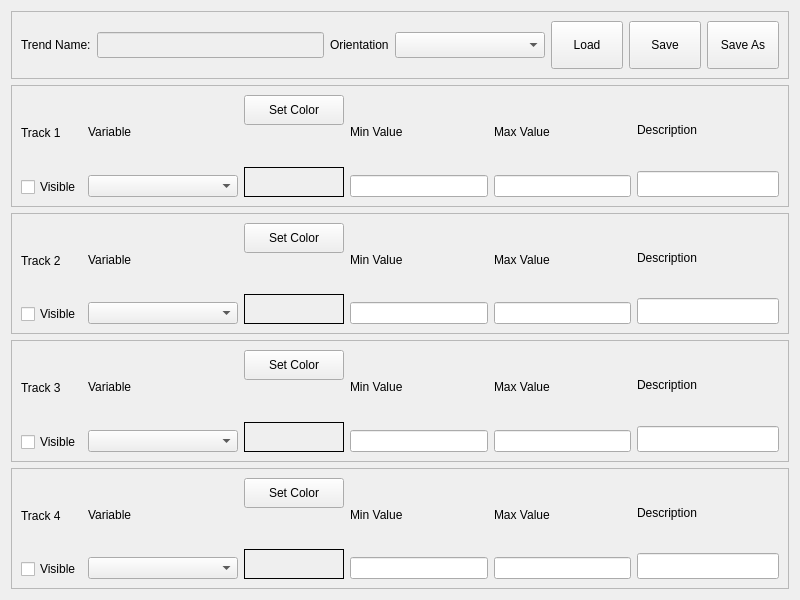
Qt form cte/trendeditor.ui (MECTsrl/mect_plugins) before a commit.
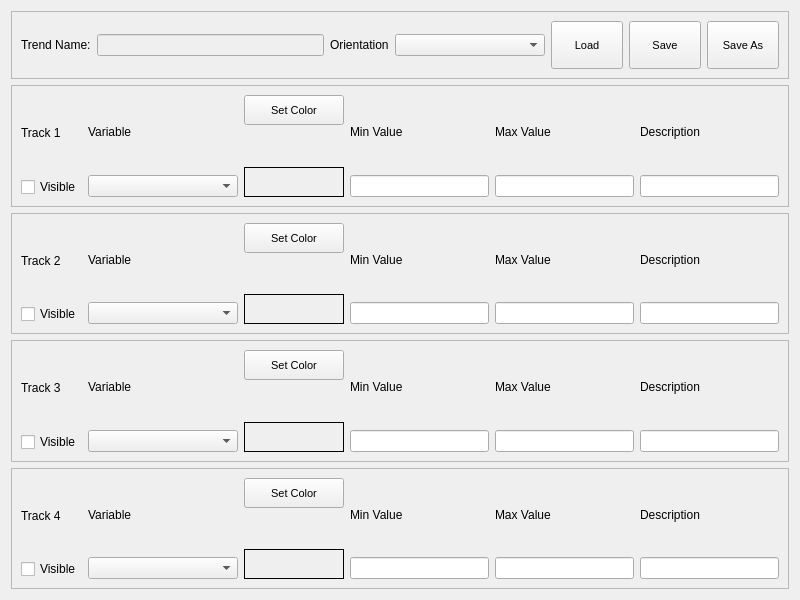
The same form after that commit.

Patch:
```diff
--- a/cte/trendeditor.ui
+++ b/cte/trendeditor.ui
@@ -79,7 +79,8 @@
         </property>
         <property name="font">
          <font>
-          <pointsize>11</pointsize>
+          <family>MS Shell Dlg 2</family>
+          <pointsize>9</pointsize>
           <weight>50</weight>
           <bold>false</bold>
          </font>
@@ -121,7 +122,8 @@
         </property>
         <property name="font">
          <font>
-          <pointsize>11</pointsize>
+          <family>MS Shell Dlg 2</family>
+          <pointsize>9</pointsize>
           <weight>50</weight>
           <bold>false</bold>
          </font>
@@ -148,6 +150,7 @@
         <property name="font">
          <font>
           <family>MS Shell Dlg 2</family>
+          <pointsize>8</pointsize>
           <weight>50</weight>
           <bold>false</bold>
          </font>
@@ -186,6 +189,7 @@
         <property name="font">
          <font>
           <family>MS Shell Dlg 2</family>
+          <pointsize>8</pointsize>
           <weight>50</weight>
           <bold>false</bold>
          </font>
@@ -224,6 +228,7 @@
         <property name="font">
          <font>
           <family>MS Shell Dlg 2</family>
+          <pointsize>8</pointsize>
           <weight>50</weight>
           <bold>false</bold>
          </font>
@@ -348,6 +353,12 @@
             <height>30</height>
            </size>
           </property>
+          <property name="font">
+           <font>
+            <family>MS Shell Dlg 2</family>
+            <pointsize>8</pointsize>
+           </font>
+          </property>
           <property name="text">
            <string>Set Color</string>
           </property>
@@ -411,6 +422,8 @@
          <widget class="QLabel" name="lblMin_1">
           <property name="font">
            <font>
+            <family>MS Shell Dlg 2</family>
+            <pointsize>9</pointsize>
             <weight>50</weight>
             <bold>false</bold>
            </font>
@@ -439,6 +452,8 @@
           </property>
           <property name="font">
            <font>
+            <family>MS Shell Dlg 2</family>
+            <pointsize>9</pointsize>
             <weight>50</weight>
             <bold>false</bold>
            </font>
@@ -456,6 +471,8 @@
          <widget class="QLabel" name="lblMax_1">
           <property name="font">
            <font>
+            <family>MS Shell Dlg 2</family>
+            <pointsize>9</pointsize>
             <weight>50</weight>
             <bold>false</bold>
            </font>
@@ -484,6 +501,8 @@
           </property>
           <property name="font">
            <font>
+            <family>MS Shell Dlg 2</family>
+            <pointsize>9</pointsize>
             <weight>50</weight>
             <bold>false</bold>
            </font>
@@ -501,6 +520,8 @@
          <widget class="QLabel" name="lblDescr_1">
           <property name="font">
            <font>
+            <family>MS Shell Dlg 2</family>
+            <pointsize>9</pointsize>
             <weight>50</weight>
             <bold>false</bold>
            </font>
@@ -523,7 +544,8 @@
           </property>
           <property name="font">
            <font>
-            <pointsize>11</pointsize>
+            <family>MS Shell Dlg 2</family>
+            <pointsize>9</pointsize>
             <weight>50</weight>
             <bold>false</bold>
            </font>
@@ -641,6 +663,12 @@
             <height>30</height>
            </size>
           </property>
+          <property name="font">
+           <font>
+            <family>MS Shell Dlg 2</family>
+            <pointsize>8</pointsize>
+           </font>
+          </property>
           <property name="text">
            <string>Set Color</string>
           </property>
@@ -704,6 +732,8 @@
          <widget class="QLabel" name="lblMin_2">
           <property name="font">
            <font>
+            <family>MS Shell Dlg 2</family>
+            <pointsize>9</pointsize>
             <weight>50</weight>
             <bold>false</bold>
            </font>
@@ -732,6 +762,8 @@
           </property>
           <property name="font">
            <font>
+            <family>MS Shell Dlg 2</family>
+            <pointsize>9</pointsize>
             <weight>50</weight>
             <bold>false</bold>
            </font>
@@ -749,6 +781,8 @@
          <widget class="QLabel" name="lblMax_2">
           <property name="font">
            <font>
+            <family>MS Shell Dlg 2</family>
+            <pointsize>9</pointsize>
             <weight>50</weight>
             <bold>false</bold>
            </font>
@@ -777,6 +811,8 @@
           </property>
           <property name="font">
            <font>
+            <family>MS Shell Dlg 2</family>
+            <pointsize>9</pointsize>
             <weight>50</weight>
             <bold>false</bold>
            </font>
@@ -794,6 +830,8 @@
          <widget class="QLabel" name="lblDescr_2">
           <property name="font">
            <font>
+            <family>MS Shell Dlg 2</family>
+            <pointsize>9</pointsize>
             <weight>50</weight>
             <bold>false</bold>
            </font>
@@ -816,7 +854,8 @@
           </property>
           <property name="font">
            <font>
-            <pointsize>11</pointsize>
+            <family>MS Shell Dlg 2</family>
+            <pointsize>9</pointsize>
             <weight>50</weight>
             <bold>false</bold>
            </font>
@@ -934,6 +973,12 @@
             <height>30</height>
            </size>
           </property>
+          <property name="font">
+           <font>
+            <family>MS Shell Dlg 2</family>
+            <pointsize>8</pointsize>
+           </font>
+          </property>
           <property name="text">
            <string>Set Color</string>
           </property>
@@ -997,6 +1042,8 @@
          <widget class="QLabel" name="lblMin_3">
           <property name="font">
            <font>
+            <family>MS Shell Dlg 2</family>
+            <pointsize>9</pointsize>
             <weight>50</weight>
             <bold>false</bold>
            </font>
@@ -1025,6 +1072,8 @@
           </property>
           <property name="font">
            <font>
+            <family>MS Shell Dlg 2</family>
+            <pointsize>9</pointsize>
             <weight>50</weight>
             <bold>false</bold>
            </font>
@@ -1042,6 +1091,8 @@
          <widget class="QLabel" name="lblMax_3">
           <property name="font">
            <font>
+            <family>MS Shell Dlg 2</family>
+            <pointsize>9</pointsize>
             <weight>50</weight>
             <bold>false</bold>
            </font>
@@ -1070,6 +1121,8 @@
           </property>
           <property name="font">
            <font>
+            <family>MS Shell Dlg 2</family>
+            <pointsize>9</pointsize>
             <weight>50</weight>
             <bold>false</bold>
            </font>
@@ -1087,6 +1140,8 @@
          <widget class="QLabel" name="lblDescr_3">
           <property name="font">
            <font>
+            <family>MS Shell Dlg 2</family>
+            <pointsize>9</pointsize>
             <weight>50</weight>
             <bold>false</bold>
            </font>
@@ -1109,7 +1164,8 @@
           </property>
           <property name="font">
            <font>
-            <pointsize>11</pointsize>
+            <family>MS Shell Dlg 2</family>
+            <pointsize>9</pointsize>
             <weight>50</weight>
             <bold>false</bold>
            </font>
@@ -1227,6 +1283,12 @@
             <height>30</height>
            </size>
           </property>
+          <property name="font">
+           <font>
+            <family>MS Shell Dlg 2</family>
+            <pointsize>8</pointsize>
+           </font>
+          </property>
           <property name="text">
            <string>Set Color</string>
           </property>
@@ -1290,6 +1352,8 @@
          <widget class="QLabel" name="lblMin_4">
           <property name="font">
            <font>
+            <family>MS Shell Dlg 2</family>
+            <pointsize>9</pointsize>
             <weight>50</weight>
             <bold>false</bold>
            </font>
@@ -1318,6 +1382,8 @@
           </property>
           <property name="font">
            <font>
+            <family>MS Shell Dlg 2</family>
+            <pointsize>9</pointsize>
             <weight>50</weight>
             <bold>false</bold>
            </font>
@@ -1335,6 +1401,8 @@
          <widget class="QLabel" name="lblMax_4">
           <property name="font">
            <font>
+            <family>MS Shell Dlg 2</family>
+            <pointsize>9</pointsize>
             <weight>50</weight>
             <bold>false</bold>
            </font>
@@ -1363,6 +1431,8 @@
           </property>
           <property name="font">
            <font>
+            <family>MS Shell Dlg 2</family>
+            <pointsize>9</pointsize>
             <weight>50</weight>
             <bold>false</bold>
            </font>
@@ -1380,6 +1450,8 @@
          <widget class="QLabel" name="lblDescr_4">
           <property name="font">
            <font>
+            <family>MS Shell Dlg 2</family>
+            <pointsize>9</pointsize>
             <weight>50</weight>
             <bold>false</bold>
            </font>
@@ -1402,7 +1474,8 @@
           </property>
           <property name="font">
            <font>
-            <pointsize>11</pointsize>
+            <family>MS Shell Dlg 2</family>
+            <pointsize>9</pointsize>
             <weight>50</weight>
             <bold>false</bold>
            </font>
```
Left out of the diff: 62 changed lines with no effect on the pictures.
